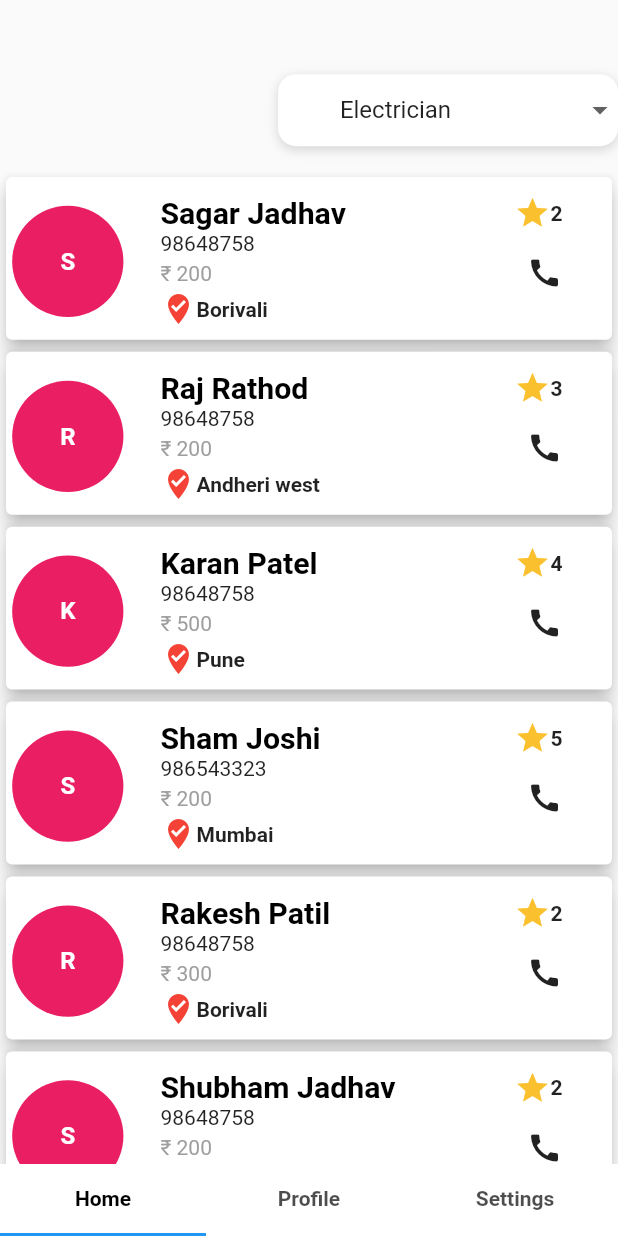
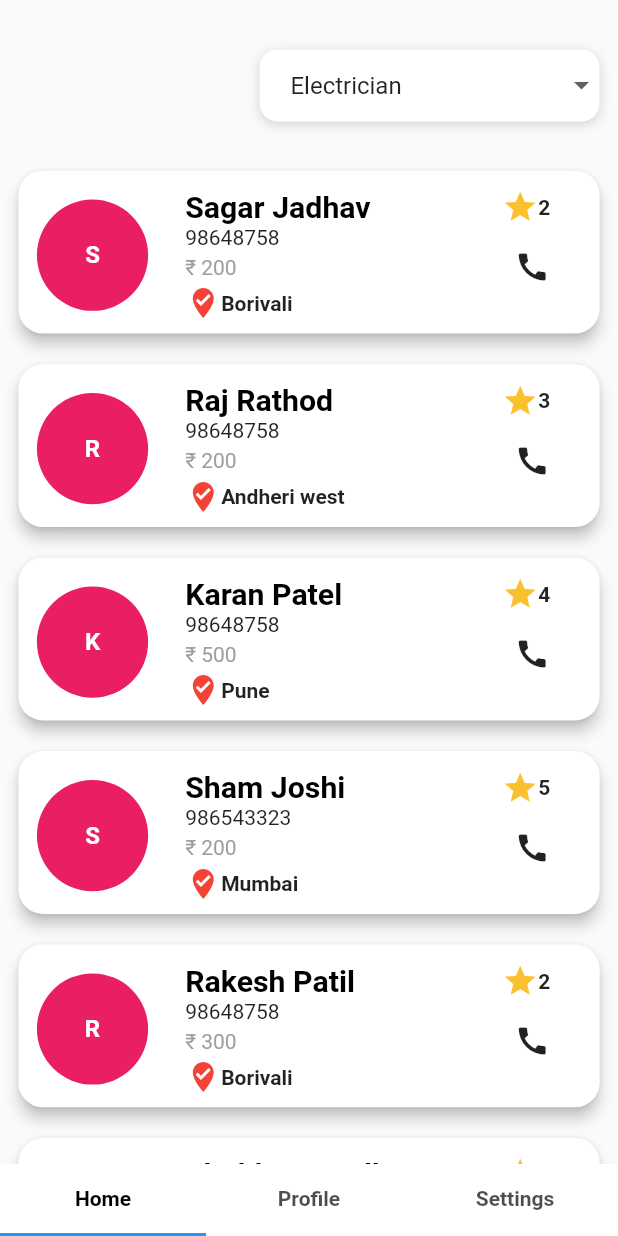
Before and after one commit to sidkhore1002/Quick-serve, a Flutter app: the screen it shows after launch, on a phone screen of 412 x 824 dp. Run offline on Flutter 3.47's test engine with Material 2 defaults, Android fonts, the phone set to English and light mode, and no system bars; our stand-ins replace geolocator, google_maps_flutter.

Commit message:
dropdown selection solved

```diff
--- a/lib/view/Home_Page.dart
+++ b/lib/view/Home_Page.dart
@@ -118,7 +118,7 @@ class _HomePageState extends State<HomePage> {
 
   List plumber = [
     {
-      "name": " plumber Rahul Mahajan",
+      "name": "plumber Rahul Mahajan",
       "phone": "98648758",
       "charges": "200",
       "stars": "2",
@@ -129,7 +129,7 @@ class _HomePageState extends State<HomePage> {
       }
     },
     {
-      "name": " plumber kishor Rathod",
+      "name": "plumber kishor Rathod",
       "phone": "98648758",
       "charges": "200",
       "stars": "2",
@@ -140,7 +140,7 @@ class _HomePageState extends State<HomePage> {
       }
     },
     {
-      "name": " plumber Karan Patel",
+      "name": "plumber Karan Patel",
       "phone": "98648758",
       "charges": "500",
       "stars": "2",
@@ -151,7 +151,7 @@ class _HomePageState extends State<HomePage> {
       }
     },
     {
-      "name": " plumber Rakesh Patil",
+      "name": "plumber Rakesh Patil",
       "phone": "98648758",
       "charges": "300",
       "stars": "2",
@@ -187,7 +187,7 @@ class _HomePageState extends State<HomePage> {
       }
     },
     {
-      "name": " contractor Karan ",
+      "name": "contractor Karan ",
       "phone": "98648758",
       "charges": "500",
       "stars": "2",
@@ -242,16 +242,16 @@ class _HomePageState extends State<HomePage> {
   Widget build(BuildContext context) {
     var mediaQuery = MediaQuery.of(context).size;
     return Scaffold(
-        body: Padding(
-      padding: EdgeInsets.only(top: mediaQuery.height * 0.04),
+        body: SafeArea(
       child: Container(
         child: Column(
           crossAxisAlignment: CrossAxisAlignment.end,
           children: [
             Padding(
-              padding: EdgeInsets.only(top: mediaQuery.height * 0.02),
+              padding: EdgeInsets.only(top: mediaQuery.height * 0.04,
+                right: mediaQuery.width*0.03),
               child: Container(
-                padding: EdgeInsets.only(left: mediaQuery.width * 0.1),
+                padding: EdgeInsets.only(left: mediaQuery.width * 0.05),
                 decoration: BoxDecoration(
                   borderRadius: BorderRadius.circular(12),
                   color: Colors.white,
@@ -299,15 +299,14 @@ class _HomePageState extends State<HomePage> {
                 return false;
               },
               child: Padding(
-                  padding: EdgeInsets.only(top: mediaQuery.height * 0.02),
+                  padding: EdgeInsets.only(top: mediaQuery.height * 0.03),
                   child: (newList.length != 0)
                       ? Container(
                           child: ListView.builder(
                               physics: ClampingScrollPhysics(),
                               itemCount: newList.length,
                               itemBuilder: (BuildContext context, int index) {
-                                return Container(
-                                    child: ListViewItems(index, newList));
+                                return ListViewItems(index, newList);
                               }),
                         )
                       : SizedBox()),
--- a/lib/widgets/listview-items.dart
+++ b/lib/widgets/listview-items.dart
@@ -4,21 +4,21 @@ import 'package:flutter/material.dart';
 import 'package:flutter_demo_project/constants/globalconstanst.dart';
 import 'package:url_launcher/url_launcher.dart';
 
-class ListViewItems extends StatefulWidget {
+// class ListViewItems extends StatefulWidget {
+//   final int index;
+//   final List listdata;
+
+//   ListViewItems(this.index, this.listdata);
+
+//   @override
+//   _ListViewItemsState createState() => _ListViewItemsState(index, listdata);
+// }
+
+class ListViewItems extends StatelessWidget {
   final int index;
   final List listdata;
 
   ListViewItems(this.index, this.listdata);
-
-  @override
-  _ListViewItemsState createState() => _ListViewItemsState(index, listdata);
-}
-
-class _ListViewItemsState extends State<ListViewItems> {
-  final int index;
-  final List listdata;
-
-  _ListViewItemsState(this.index, this.listdata);
 
   void customLaunch(command) async {
     if (await canLaunch(command)) {
@@ -45,12 +45,18 @@ class _ListViewItemsState extends State<ListViewItems> {
   Widget build(BuildContext context) {
     var mediaQuery = MediaQuery.of(context).size;
     return Container(
+      padding: EdgeInsets.only(
+        top: mediaQuery.width * 0.01, bottom: mediaQuery.width * 0.02,
+        left: mediaQuery.width*0.02, right: mediaQuery.width*0.02),
       child: Card(
-          elevation: 5.0,
+        shape: RoundedRectangleBorder(
+            borderRadius: BorderRadius.circular(mediaQuery.width*0.04)),
+          elevation: 4.0,
           child: Container(
             width: mediaQuery.width,
             padding: EdgeInsets.only(
-                top: mediaQuery.width * 0.03, bottom: mediaQuery.width * 0.02),
+                top: mediaQuery.width * 0.03, bottom: mediaQuery.width * 0.02,
+                left: mediaQuery.width*0.02),
             child: Row(
               mainAxisAlignment: MainAxisAlignment.start,
               children: <Widget>[
@@ -134,12 +140,12 @@ class _ListViewItemsState extends State<ListViewItems> {
                             children: [
                               GestureDetector(
                                 onTap: () {
-                                  setState(() {
+                                  // setState(() {
                                     GlobalConstants.latitude =
                                         listdata[index]["Address"]["latitude"];
                                     GlobalConstants.longitude =
                                         listdata[index]["Address"]["longitude"];
-                                  });
+                                  // });
                                   Navigator.pushNamed(context, '/viewlocation');
                                 },
                                 child: Icon(
```
